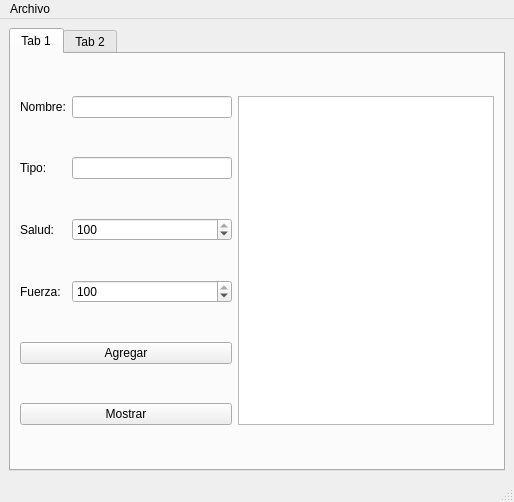
This is mainwindow.ui in micheldavalos/videojuegoGUI_MJ as Qt 5 draws it before an edit. The edited form follows.
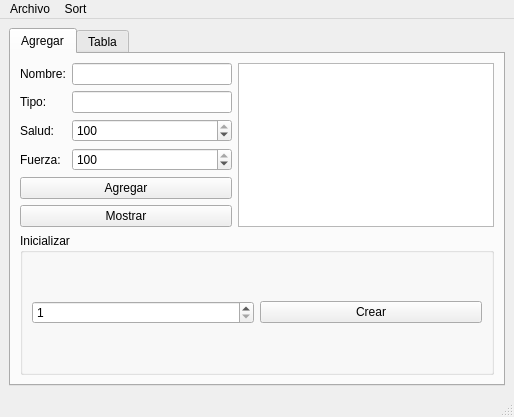
This is the edited form. The open tabs and pages were chosen to show the change.

Commit message: se terminó la interfaz

```diff
--- a/mainwindow.ui
+++ b/mainwindow.ui
@@ -7,7 +7,7 @@
     <x>0</x>
     <y>0</y>
     <width>514</width>
-    <height>502</height>
+    <height>417</height>
    </rect>
   </property>
   <property name="windowTitle">
@@ -15,28 +15,21 @@
   </property>
   <widget class="QWidget" name="centralwidget">
    <layout class="QGridLayout" name="gridLayout_2">
-    <item row="0" column="0">
+    <item row="1" column="0">
      <widget class="QTabWidget" name="tabWidget">
       <widget class="QWidget" name="tab">
        <attribute name="title">
-        <string>Tab 1</string>
+        <string>Agregar</string>
        </attribute>
-       <layout class="QGridLayout" name="gridLayout">
-        <item row="1" column="0">
-         <widget class="QLabel" name="label_2">
-          <property name="text">
-           <string>Tipo:</string>
-          </property>
-         </widget>
-        </item>
-        <item row="2" column="0">
+       <layout class="QGridLayout" name="gridLayout_3">
+        <item row="2" column="0" colspan="2">
          <widget class="QLabel" name="label_3">
           <property name="text">
            <string>Salud:</string>
           </property>
          </widget>
         </item>
-        <item row="2" column="1">
+        <item row="2" column="2">
          <widget class="QSpinBox" name="salud">
           <property name="maximum">
            <number>100</number>
@@ -46,20 +39,17 @@
           </property>
          </widget>
         </item>
-        <item row="0" column="1">
-         <widget class="QLineEdit" name="nombre"/>
-        </item>
-        <item row="3" column="0">
-         <widget class="QLabel" name="label_4">
-          <property name="text">
-           <string>Fuerza:</string>
-          </property>
-         </widget>
-        </item>
-        <item row="1" column="1">
+        <item row="1" column="2">
          <widget class="QLineEdit" name="tipo"/>
         </item>
-        <item row="3" column="1">
+        <item row="1" column="0" colspan="2">
+         <widget class="QLabel" name="label_2">
+          <property name="text">
+           <string>Tipo:</string>
+          </property>
+         </widget>
+        </item>
+        <item row="3" column="2">
          <widget class="QSpinBox" name="fuerza">
           <property name="maximum">
            <number>100</number>
@@ -69,24 +59,60 @@
           </property>
          </widget>
         </item>
-        <item row="0" column="0">
+        <item row="0" column="3" rowspan="6">
+         <widget class="QPlainTextEdit" name="salida"/>
+        </item>
+        <item row="0" column="0" colspan="2">
          <widget class="QLabel" name="label">
           <property name="text">
            <string>Nombre:</string>
           </property>
          </widget>
         </item>
-        <item row="0" column="2" rowspan="6">
-         <widget class="QPlainTextEdit" name="salida"/>
+        <item row="3" column="0" colspan="2">
+         <widget class="QLabel" name="label_4">
+          <property name="text">
+           <string>Fuerza:</string>
+          </property>
+         </widget>
         </item>
-        <item row="4" column="0" colspan="2">
+        <item row="0" column="2">
+         <widget class="QLineEdit" name="nombre"/>
+        </item>
+        <item row="4" column="0" colspan="3">
          <widget class="QPushButton" name="agregar">
           <property name="text">
            <string>Agregar</string>
           </property>
          </widget>
         </item>
-        <item row="5" column="0" colspan="2">
+        <item row="6" column="0" colspan="4">
+         <widget class="QGroupBox" name="groupBox">
+          <property name="title">
+           <string>Inicializar</string>
+          </property>
+          <layout class="QGridLayout" name="gridLayout">
+           <item row="0" column="0">
+            <widget class="QSpinBox" name="n">
+             <property name="minimum">
+              <number>1</number>
+             </property>
+             <property name="maximum">
+              <number>1000</number>
+             </property>
+            </widget>
+           </item>
+           <item row="0" column="1">
+            <widget class="QPushButton" name="crear">
+             <property name="text">
+              <string>Crear</string>
+             </property>
+            </widget>
+           </item>
+          </layout>
+         </widget>
+        </item>
+        <item row="5" column="0" colspan="3">
          <widget class="QPushButton" name="mostrar">
           <property name="text">
            <string>Mostrar</string>
@@ -97,7 +123,7 @@
       </widget>
       <widget class="QWidget" name="tab_2">
        <attribute name="title">
-        <string>Tab 2</string>
+        <string>Tabla</string>
        </attribute>
       </widget>
      </widget>
@@ -120,7 +146,15 @@
     <addaction name="actionAbrir"/>
     <addaction name="actionGuardar"/>
    </widget>
+   <widget class="QMenu" name="menuSort">
+    <property name="title">
+     <string>Sort</string>
+    </property>
+    <addaction name="actionNombre"/>
+    <addaction name="actionSalud"/>
+   </widget>
    <addaction name="menuArchivo"/>
+   <addaction name="menuSort"/>
   </widget>
   <widget class="QStatusBar" name="statusbar"/>
   <action name="actionAbrir">
```
Left out of the diff: 39 changed lines with no effect on the pictures. The commit also changes 4 other files.
